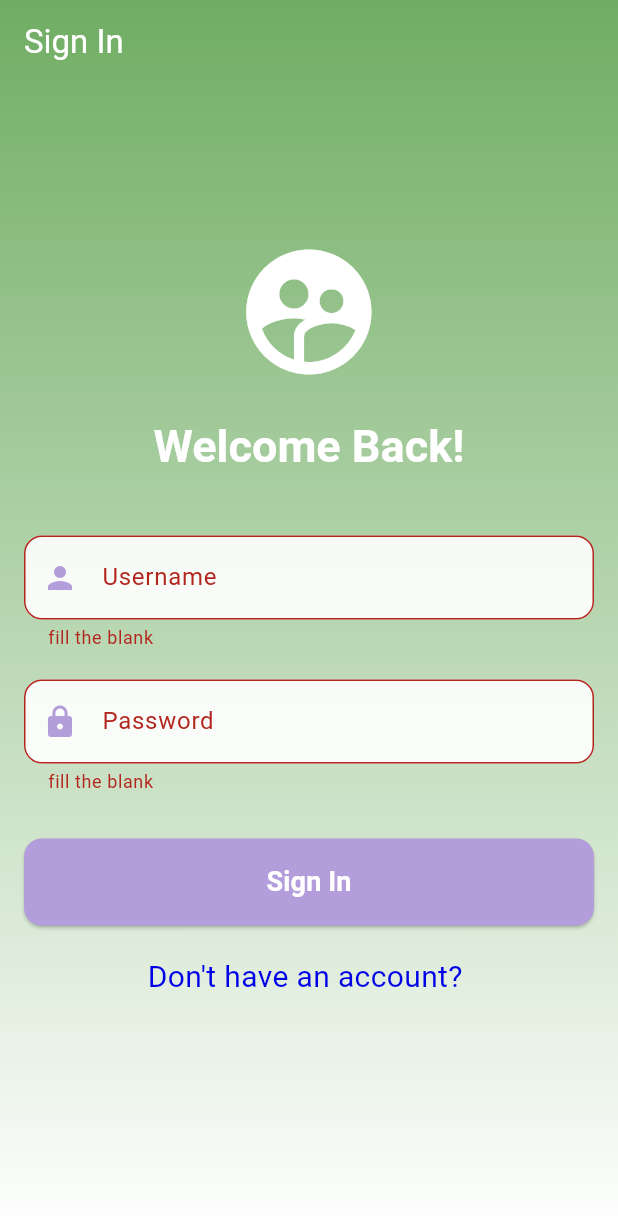
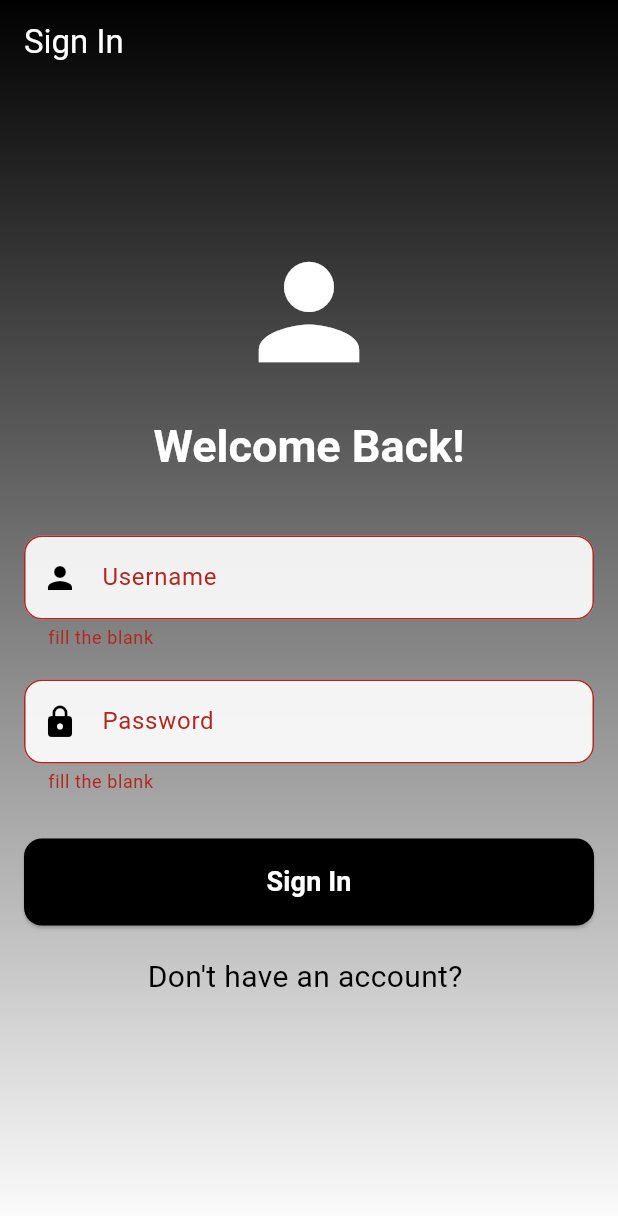
Before and after one commit to ousef777/Safe-Pay-Frontend, a Flutter app: the screen it shows after launch, after a tap on "Sign Up", after a tap on "Already have an account?", after a tap on "Sign In", on a phone screen of 412 x 824 dp. Shown: the top 1216 px of the screen. Run offline on Flutter 3.47's test engine with Material 3 defaults, Android fonts, the phone set to English and light mode, and no system bars; our stand-ins replace dio, go_router, shared_preferences; accounts and stored records are empty; network calls fail.

Commit message:
some design changes

```diff
--- a/lib/main.dart
+++ b/lib/main.dart
@@ -43,6 +43,10 @@ class MainApp extends StatelessWidget {
         GoRoute(
           path: '/test',
           builder: (context, state) => const TestPage(),
+        ),
+        GoRoute(
+          path: '/profile',
+          builder: (context, state) => const ProfilePage(),
         ),
       ],
     );
--- a/lib/pages/profile_page.dart
+++ b/lib/pages/profile_page.dart
@@ -60,7 +60,7 @@ class _ProfilePageState extends State<ProfilePage> {
                     ),
                     const SizedBox(height: 16),
                     const Text(
-                      'Hello, Chef',
+                      'Hello',
                       style:
                           TextStyle(fontSize: 24, fontWeight: FontWeight.bold),
                     ),
--- a/lib/pages/signin_page.dart
+++ b/lib/pages/signin_page.dart
@@ -11,6 +11,7 @@ class SignInPage extends StatelessWidget {
   final _formKey = GlobalKey<FormState>();
   String username = "";
   String password = "";
+  final Color color = Colors.black;//const Color(0xFFB39DDB);
 
   @override
   Widget build(BuildContext context) {
@@ -29,7 +30,7 @@ class SignInPage extends StatelessWidget {
         decoration: const BoxDecoration(
           gradient: LinearGradient(
             colors: [
-              Color.fromARGB(255, 112, 173, 99),
+              Color.fromARGB(255, 0, 0, 0),
               Color.fromARGB(255, 255, 255, 255),
             ],
             stops: [0.0, 1.0],
@@ -46,7 +47,7 @@ class SignInPage extends StatelessWidget {
               mainAxisAlignment: MainAxisAlignment.center,
               children: [
                 const Icon(
-                  Icons.supervised_user_circle,
+                  Icons.person,
                   size: 100,
                   color: Colors.white,
                 ),
@@ -71,7 +72,7 @@ class SignInPage extends StatelessWidget {
                       borderRadius: BorderRadius.circular(12.0),
                     ),
                     prefixIcon:
-                        const Icon(Icons.person, color: Color(0xFFB39DDB)),
+                       Icon(Icons.person, color: color),
                   ),
                   keyboardType: TextInputType.text,
                   validator: (value) {
@@ -92,7 +93,7 @@ class SignInPage extends StatelessWidget {
                     border: OutlineInputBorder(
                       borderRadius: BorderRadius.circular(12.0),
                     ),
-                    prefixIcon: const Icon(Icons.lock, color: Color(0xFFB39DDB)),
+                    prefixIcon: Icon(Icons.lock, color: color),
                   ),
                   obscureText: true,
                   validator: (value) {
@@ -109,7 +110,7 @@ class SignInPage extends StatelessWidget {
                   child: ElevatedButton(
                     style: ElevatedButton.styleFrom(
                       padding: const EdgeInsets.symmetric(vertical: 16),
-                      backgroundColor: const Color(0xFFB39DDB),
+                      backgroundColor: color,
                       shape: RoundedRectangleBorder(
                         borderRadius: BorderRadius.circular(12.0),
                       ),
@@ -120,8 +121,10 @@ class SignInPage extends StatelessWidget {
                       _formKey.currentState!.save();
                       var response = await context.read<AuthProvider>().signin(username: username, password: password);
                       print(response);
-                      if (response['error'] != null) {
-                        ScaffoldMessenger.of(context).showSnackBar(SnackBar(content: Text(response['error']!)));
+                      if (response['errors'] != null) {
+                        for (var error in response['errors']) {
+                        ScaffoldMessenger.of(context).showSnackBar(SnackBar(content: Text(error['message'])));
+                      }
                       } else {
                         ScaffoldMessenger.of(context).showSnackBar(const SnackBar(content: Text("Sign in successfully")));
                         // GoRouter.of(context).go('/mainscreen');
@@ -145,9 +148,9 @@ class SignInPage extends StatelessWidget {
                       onTap: () {
                         context.go('/signup');
                       },
-                      child: const Text(
+                      child: Text(
                         "Don't have an account? ",
-                        style: TextStyle(color: Color.fromARGB(255, 0, 0, 230), fontSize: 20),
+                        style: TextStyle(color: color, fontSize: 20),
                       ),
                     ),
                     // GestureDetector(
--- a/lib/pages/signup_page.dart
+++ b/lib/pages/signup_page.dart
@@ -7,13 +7,13 @@ class SignUpPage extends StatelessWidget {
   final TextEditingController usernameController = TextEditingController();
   final TextEditingController emailController = TextEditingController();
   final TextEditingController passwordController = TextEditingController();
-  final TextEditingController confirmPasswordController =
-      TextEditingController();
+  final TextEditingController confirmPasswordController = TextEditingController();
 
   SignUpPage({super.key});
   final _formKey = GlobalKey<FormState>();
   String username = "";
   String password = "";
+  final Color color = Colors.black;//const Color(0xFFB39DDB);
 
   @override
   Widget build(BuildContext context) {
@@ -32,7 +32,7 @@ class SignUpPage extends StatelessWidget {
         decoration: const BoxDecoration(
           gradient: LinearGradient(
             colors: [
-              Color.fromARGB(255, 112, 173, 99),
+              Color.fromARGB(255, 0, 0, 0),    // 255, 112, 173, 99
               Color.fromARGB(255, 255, 255, 255),
             ],
             stops: [0.0, 1.0],
@@ -73,7 +73,7 @@ class SignUpPage extends StatelessWidget {
                       borderRadius: BorderRadius.circular(12.0),
                     ),
                     prefixIcon:
-                        const Icon(Icons.person, color: Color(0xFFB39DDB)),
+                        Icon(Icons.person, color: color),
                   ),
                   keyboardType: TextInputType.text,
                   validator: (value) {
@@ -94,7 +94,7 @@ class SignUpPage extends StatelessWidget {
                     border: OutlineInputBorder(
                       borderRadius: BorderRadius.circular(12.0),
                     ),
-                    prefixIcon: const Icon(Icons.email, color: Color(0xFFB39DDB)),
+                    prefixIcon: Icon(Icons.email, color: color),
                   ),
                   keyboardType: TextInputType.emailAddress,
                   validator: (value) {
@@ -112,7 +112,7 @@ class SignUpPage extends StatelessWidget {
                     border: OutlineInputBorder(
                       borderRadius: BorderRadius.circular(12.0),
                     ),
-                    prefixIcon: const Icon(Icons.lock, color: Color(0xFFB39DDB)),
+                    prefixIcon: Icon(Icons.lock, color: color),
                   ),
                   obscureText: true,
                   validator: (value) {
@@ -130,7 +130,7 @@ class SignUpPage extends StatelessWidget {
                     border: OutlineInputBorder(
                       borderRadius: BorderRadius.circular(12.0),
                     ),
-                    prefixIcon: const Icon(Icons.lock, color: Color(0xFFB39DDB)),
+                    prefixIcon: Icon(Icons.lock, color: color),
                   ),
                   obscureText: true,
                   validator: (value) {
@@ -148,7 +148,7 @@ class SignUpPage extends StatelessWidget {
                   child: ElevatedButton(
                     style: ElevatedButton.styleFrom(
                       padding: const EdgeInsets.symmetric(vertical: 16),
-                      backgroundColor: const Color(0xFFB39DDB),
+                      backgroundColor: color,
                       shape: RoundedRectangleBorder(
                         borderRadius: BorderRadius.circular(12.0),
                       ),
@@ -157,8 +157,10 @@ class SignUpPage extends StatelessWidget {
                     if (!_formKey.currentState!.validate()) return;
                     _formKey.currentState!.save();
                     var response = await context.read<AuthProvider>().signup(username: username, password: password);
-                    if (response['error'] != null) {
-                      ScaffoldMessenger.of(context).showSnackBar(SnackBar(content: Text(response['error']!)));
+                    if (response['errors'] != null) {
+                      for (var error in response['errors']) {
+                        ScaffoldMessenger.of(context).showSnackBar(SnackBar(content: Text(error['message'])));
+                      }
                     } else {
                       ScaffoldMessenger.of(context).showSnackBar(const SnackBar(content: Text("Sign up successfully")));
                       // context.go('/mainscreen');
@@ -185,9 +187,9 @@ class SignUpPage extends StatelessWidget {
                   onTap: () {
                     context.go('/signin');
                   },
-                  child: const Text(
+                  child: Text(
                     "Already have an account?",
-                    style: TextStyle(color: Color.fromARGB(255, 0, 0, 230), fontSize: 20),
+                    style: TextStyle(color: color, fontSize: 20),   // Color.fromARGB(255, 0, 0, 230)
                   ),
                 ),
               ],
@@ -195,6 +197,25 @@ class SignUpPage extends StatelessWidget {
           ),
         ),
       ),
+      floatingActionButton: FloatingActionButton(
+        onPressed: () {
+
+        },
+        child: const Text("Create Card", textAlign: TextAlign.center,),
+      ),
+      bottomNavigationBar: BottomNavigationBar(
+        currentIndex: 1,
+        items: const [
+          BottomNavigationBarItem(icon: Icon(Icons.settings), label: "Settings"),
+          BottomNavigationBarItem(icon: Icon(Icons.add), label: "Add"),
+          BottomNavigationBarItem(icon: Icon(Icons.person), label: "Profile")
+        ],
+        // type: BottomNavigationBarType.shifting,
+        onTap: (value) {
+          print(value);
+          if (value == 1) GoRouter.of(context).push('/profile');
+        },
+      )
     );
   }
 }
--- a/lib/providers/auth_provider.dart
+++ b/lib/providers/auth_provider.dart
@@ -9,7 +9,7 @@ class AuthProvider extends ChangeNotifier {
   String? token;
   User? user;
 
-  Future<Map<String, String>> signup({required String username, required String password}) async {
+  Future<Map<String, dynamic>> signup({required String username, required String password}) async {
     var response = await AuthServices().signup(user: User(username: username, password: password));
     if (response['token'] != null) {
       _setToken(username, response['token']!);
@@ -19,7 +19,7 @@ class AuthProvider extends ChangeNotifier {
     return response;
   }
 
-  Future<Map<String, String>> signin({required String username, required String password}) async {
+  Future<Map<String, dynamic>> signin({required String username, required String password}) async {
     var response = await AuthServices().signin(user: User(username: username, password: password));
     // this.user = user;
     if (response['token'] != null) {
```
Also changed, not shown: lib/models/card.dart (+5 -2 lines), lib/services/auth.dart (+8 -8 lines).
